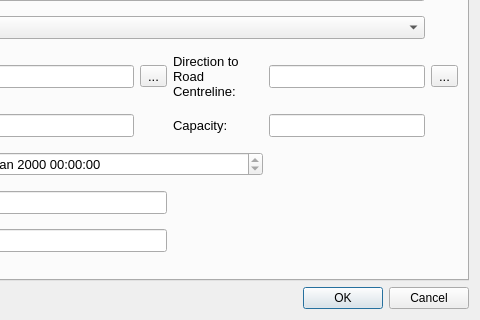
The window that ui/restrictionBayDetails_dialog_base2_qt5.ui (tlh22/TOMs) describes before a commit, drawn with Qt 5; both pictures show x 156 to 636 and y 183 to 503 of the 636 by 503 pixel window.
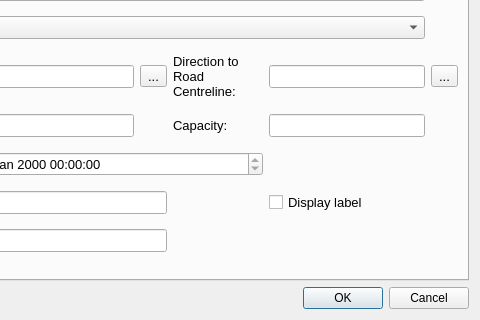
The same window after the commit. The open tabs and pages were chosen to show the change. Custom widgets are drawn as their Qt base class.

Commit message: Exclude labels option

What changed in the file:
```diff
--- a/ui/restrictionBayDetails_dialog_base2_qt5.ui
+++ b/ui/restrictionBayDetails_dialog_base2_qt5.ui
@@ -92,6 +92,7 @@
        </property>
        <property name="font">
         <font>
+         <family>Arial</family>
          <pointsize>10</pointsize>
         </font>
        </property>
@@ -569,6 +570,13 @@
          <item row="5" column="4">
           <widget class="QLineEdit" name="Capacity"/>
          </item>
+         <item row="7" column="4">
+          <widget class="QCheckBox" name="DisplayLabel">
+           <property name="text">
+            <string>Display label</string>
+           </property>
+          </widget>
+         </item>
         </layout>
        </widget>
        <widget class="QWidget" name="Photo1">
```
Left out of the diff: 32 changed lines with no effect on the pictures. The commit also changes 4 other files.
